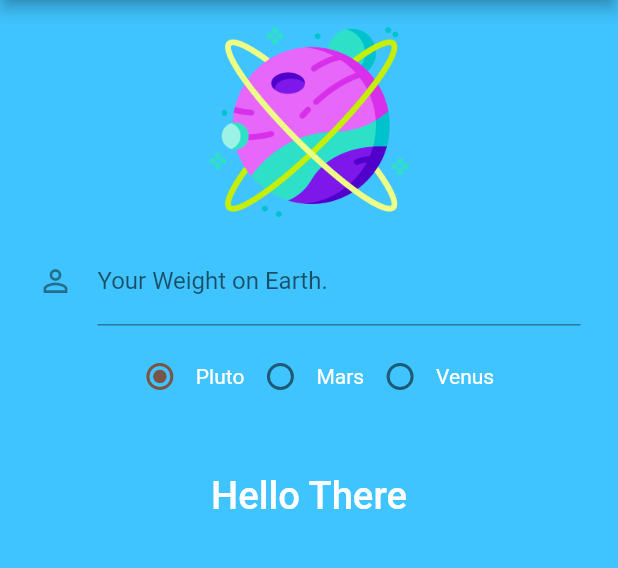
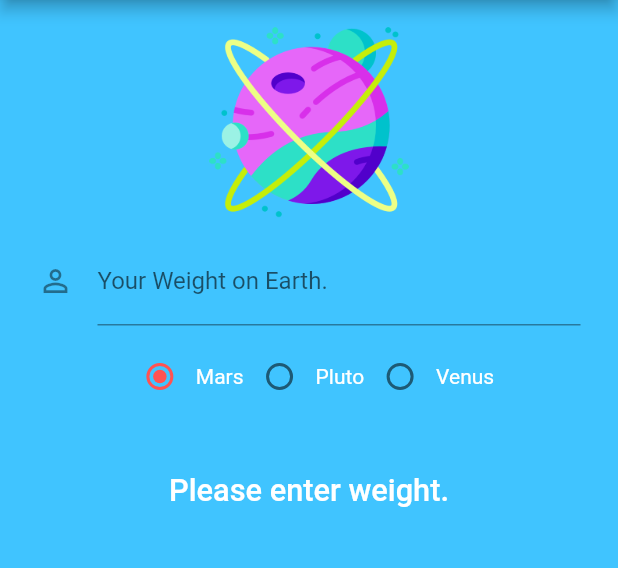
Before and after one commit to plus8bit/weight_on_planet, a Flutter app: the screen it shows after launch, on a phone screen of 412 x 824 dp, the part 84-652 px from its top. Run offline on Flutter 3.47's test engine with Material 2 defaults, Android fonts, the phone set to English and light mode, and no system bars.

Commit message:
Add logic for weight calculation

```diff
--- a/lib/ui/home.dart
+++ b/lib/ui/home.dart
@@ -10,13 +10,31 @@ class Home extends StatefulWidget {
 
 class HomeState extends State<Home> {
 
+  final TextEditingController _weightController = TextEditingController();
+
   int radioValue = 0;
+  double  _finalResult = 0.0;
+  String _formattedText = '';
 
   void handleRadioValueChange(int value) {
      setState(() {
        radioValue = value;
 
-       print(radioValue);
+       switch(radioValue) {
+         case 0:
+          _finalResult = calculateWeight(_weightController.text, 0.38);
+          _formattedText = 'Your weight on Mars is ${_finalResult.toStringAsFixed(1)}';
+          break;
+        case 1:
+          _finalResult = calculateWeight(_weightController.text, 0.06);
+          _formattedText = 'Your weight on Pluto is ${_finalResult.toStringAsFixed(1)}';
+          break;
+        case 2:
+          _finalResult = calculateWeight(_weightController.text, 0.91);
+          _formattedText = 'Your weight on Venus is ${_finalResult.toStringAsFixed(1)}';
+          break;
+
+                 }
                });
             }
 
@@ -49,7 +67,7 @@ class HomeState extends State<Home> {
                           children: <Widget>[
 
                             TextField(
-                    controller: null,
+                              controller: _weightController,
                               keyboardType: TextInputType.number,
                               decoration: InputDecoration(
                                 labelText: 'Your Weight on Earth.',
@@ -64,20 +82,20 @@ class HomeState extends State<Home> {
                             Row(
                               mainAxisAlignment: MainAxisAlignment.center,
                               children: <Widget>[
-                      //radio buttons
+                                // Radio Buttons
                                 Radio<int>(
-                        activeColor: Colors.brown,
+                                  activeColor: Colors.redAccent,
                                   value: 0, groupValue: radioValue, onChanged: handleRadioValueChange),
                                   Text(
-                        'Pluto',
+                                  'Mars',
                                   style: TextStyle(color: Colors.white)
                                 ),
 
                                 Radio<int>(
-                        activeColor: Colors.redAccent,
+                                  activeColor: Colors.brown,
                                   value: 1, groupValue: radioValue, onChanged: handleRadioValueChange),
                                 Text(
-                        'Mars',
+                                  'Pluto',
                                   style: TextStyle(color: Colors.white)
                                 ),
 
@@ -94,10 +112,10 @@ class HomeState extends State<Home> {
                             Padding(padding: EdgeInsets.all(20.0)),
                             //Result Text
                             Text(
-                    'Hello There',
+                              _weightController.text.isEmpty ? 'Please enter weight.' : '$_formattedText lbs',
                               style: TextStyle(
                                 color: Colors.white,
-                      fontSize: 25.5,
+                                fontSize: 20.5,
                                 fontWeight: FontWeight.w500
                               ),
                               )
@@ -110,4 +128,14 @@ class HomeState extends State<Home> {
               );
             }
 
+            double calculateWeight(String weight, double multiplier) {
+              if (int.parse(weight).toString().isNotEmpty && int.parse(weight) > 0) {
+                return int.parse(weight) * multiplier;
+              } else {
+                print('Wrong');
+
+                return int.parse('180') * 0.38;
               }
+            }
+
+}
```
Lines whose indentation alone changed are shown as unchanged.
